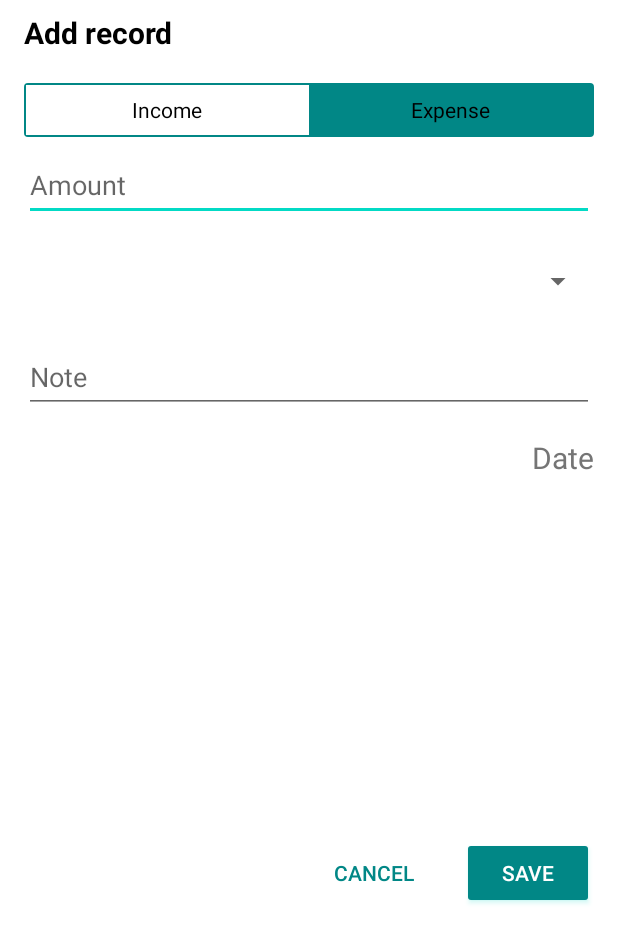
After one commit to PatrikJankuv/Money-Tracker, an Android app: the layout add_record.xml on its own in the app's theme, with its tools: preview values and no code run, on a phone screen of 412 x 824 dp. The commit adds this screen. Shown: the top 943 px of the screen. Run offline under Robolectric (Android 15) with nearby library versions, the light colour scheme and no system bars.

Commit message:
Prepare pop up for creating of records

```diff
--- a/app/build.gradle
+++ b/app/build.gradle
@@ -14,6 +14,7 @@ android {
         versionName "1.0"
 
         testInstrumentationRunner "androidx.test.runner.AndroidJUnitRunner"
+        vectorDrawables.useSupportLibrary = true
     }
 
     buildTypes {
@@ -40,6 +41,8 @@ dependencies {
     implementation 'androidx.lifecycle:lifecycle-viewmodel-ktx:2.4.1'
     implementation 'androidx.navigation:navigation-fragment:2.5.2'
     implementation 'androidx.navigation:navigation-ui:2.5.2'
+    implementation 'androidx.recyclerview:recyclerview:1.1.0'
+    implementation 'com.github.satyan:sugar:1.5'
     testImplementation 'junit:junit:4.13.2'
     androidTestImplementation 'androidx.test.ext:junit:1.1.3'
     androidTestImplementation 'androidx.test.espresso:espresso-core:3.4.0'
--- /dev/null
+++ b/app/src/main/res/drawable/ic_add.xml
@@ -0,0 +1,5 @@
+<vector android:height="24dp" android:tint="#FFFFFF"
+    android:viewportHeight="24" android:viewportWidth="24"
+    android:width="24dp" xmlns:android="http://schemas.android.com/apk/res/android">
+    <path android:fillColor="@android:color/white" android:pathData="M19,13h-6v6h-2v-6H5v-2h6V5h2v6h6v2z"/>
+</vector>
--- /dev/null
+++ b/app/src/main/res/drawable/pink_out_line.xml
@@ -0,0 +1,8 @@
+<shape xmlns:android="http://schemas.android.com/apk/res/android"
+    android:shape="rectangle">
+    <corners android:radius="2dp" />
+    <solid android:color="#80000000" />
+    <stroke
+        android:width="1dp"
+        android:color="@color/primary" />
+</shape>
--- /dev/null
+++ b/app/src/main/res/drawable/toggle_widget_background.xml
@@ -0,0 +1,6 @@
+<?xml version="1.0" encoding="UTF-8" standalone="no"?>
+<selector xmlns:android="http://schemas.android.com/apk/res/android">
+    <item android:drawable="@color/primary" android:state_checked="true" />
+    <item android:drawable="@color/material_dynamic_neutral50" android:state_pressed="true" />
+    <item android:drawable="@color/white" />
+</selector>
--- /dev/null
+++ b/app/src/main/res/layout/add_record.xml
@@ -0,0 +1,159 @@
+<?xml version="1.0" encoding="utf-8"?>
+<androidx.constraintlayout.widget.ConstraintLayout xmlns:android="http://schemas.android.com/apk/res/android"
+    xmlns:app="http://schemas.android.com/apk/res-auto"
+    xmlns:tools="http://schemas.android.com/tools"
+    android:layout_width="match_parent"
+    android:layout_height="match_parent"
+    android:orientation="vertical">
+
+
+    <TextView
+        android:id="@+id/title"
+        android:layout_width="wrap_content"
+        android:layout_height="wrap_content"
+        android:layout_marginStart="16dp"
+        android:layout_marginTop="8dp"
+        android:text="@string/add"
+        android:textColor="#000000"
+        android:textSize="20sp"
+        android:textStyle="bold"
+        app:layout_constraintStart_toStartOf="parent"
+        app:layout_constraintTop_toTopOf="parent" />
+
+    <RadioGroup
+        android:id="@+id/toggle"
+        android:layout_width="match_parent"
+        android:layout_height="36dp"
+        android:layout_marginStart="16dp"
+        android:layout_marginTop="20dp"
+        android:layout_marginEnd="16dp"
+        android:background="@drawable/pink_out_line"
+        android:checkedButton="@+id/offer"
+        android:orientation="horizontal"
+        app:layout_constraintEnd_toEndOf="parent"
+        app:layout_constraintStart_toStartOf="parent"
+        app:layout_constraintTop_toBottomOf="@+id/title">
+
+        <RadioButton
+            android:id="@+id/search"
+            android:layout_width="0dp"
+            android:layout_height="match_parent"
+            android:layout_marginLeft="1dp"
+            android:layout_marginTop="1dp"
+            android:layout_marginBottom="1dp"
+            android:layout_weight="1"
+            android:height="48dp"
+            android:background="@drawable/toggle_widget_background"
+            android:button="@null"
+            android:gravity="center"
+            android:text="@string/income"
+            android:textColor="@color/black" />
+
+        <RadioButton
+            android:id="@+id/offer"
+            android:layout_width="0dp"
+            android:layout_height="match_parent"
+            android:layout_marginTop="1dp"
+            android:layout_marginRight="1dp"
+            android:layout_marginBottom="1dp"
+            android:layout_weight="1"
+            android:height="48dp"
+            android:background="@drawable/toggle_widget_background"
+            android:button="@null"
+            android:gravity="center"
+            android:text="@string/expense"
+            android:textColor="@color/black" />
+    </RadioGroup>
+
+    <EditText
+        android:id="@+id/amount"
+        android:layout_width="match_parent"
+        android:layout_height="wrap_content"
+        android:layout_marginStart="16dp"
+        android:layout_marginTop="8dp"
+        android:layout_marginEnd="16dp"
+        android:ems="10"
+        android:hint="@string/amount"
+        android:inputType="numberDecimal"
+        android:minHeight="48dp"
+        app:layout_constraintEnd_toEndOf="parent"
+        app:layout_constraintHorizontal_bias="0.0"
+        app:layout_constraintStart_toStartOf="parent"
+        app:layout_constraintTop_toBottomOf="@+id/toggle" />
+
+    <Spinner
+        android:id="@+id/categories"
+        android:layout_width="0dp"
+        android:layout_height="wrap_content"
+        android:layout_marginStart="16dp"
+        android:layout_marginTop="16dp"
+        android:layout_marginEnd="16dp"
+        android:contentDescription="@string/caterory"
+        android:minHeight="48dp"
+        app:layout_constraintEnd_toEndOf="parent"
+        app:layout_constraintHorizontal_bias="0.605"
+        app:layout_constraintStart_toStartOf="parent"
+        app:layout_constraintTop_toBottomOf="@+id/amount" />
+
+    <EditText
+        android:id="@+id/note"
+        android:layout_width="match_parent"
+        android:layout_height="wrap_content"
+        android:layout_marginStart="16dp"
+        android:layout_marginTop="16dp"
+        android:layout_marginEnd="16dp"
+        android:hint="@string/note"
+        android:inputType="textPersonName"
+        android:minHeight="48dp"
+        app:layout_constraintEnd_toEndOf="parent"
+        app:layout_constraintStart_toStartOf="parent"
+        app:layout_constraintTop_toBottomOf="@+id/categories" />
+
+    <TextView
+        android:id="@+id/date_picker"
+        android:layout_width="match_parent"
+        android:layout_height="wrap_content"
+        android:layout_marginStart="16dp"
+        android:layout_marginTop="16dp"
+        android:layout_marginEnd="16dp"
+        android:gravity="right"
+        android:hint="@string/date"
+        android:inputType="date"
+        android:minHeight="48dp"
+        android:textColorHint="#757575"
+        android:textSize="20dp"
+        app:layout_constraintEnd_toEndOf="parent"
+        app:layout_constraintStart_toStartOf="parent"
+        app:layout_constraintTop_toBottomOf="@+id/note" />
+
+    <LinearLayout
+        android:layout_width="match_parent"
+        android:layout_height="wrap_content"
+        android:layout_marginStart="16dp"
+        android:layout_marginTop="16dp"
+        android:layout_marginBottom="16dp"
+        android:gravity="right"
+        android:orientation="horizontal"
+        app:layout_constraintBottom_toBottomOf="parent"
+        app:layout_constraintEnd_toEndOf="parent"
+        app:layout_constraintStart_toStartOf="parent"
+        app:layout_constraintTop_toBottomOf="@+id/date_picker">
+
+        <Button
+            android:id="@+id/cancel_button"
+            style="@android:style/Widget.Material.Light.Button.Borderless.Small"
+            android:layout_width="wrap_content"
+            android:layout_height="wrap_content"
+            android:text="@string/cancel" />
+
+        <Button
+            android:id="@+id/save_button"
+            style="@android:style/Widget.DeviceDefault.Button.Colored"
+            android:layout_width="wrap_content"
+            android:layout_height="wrap_content"
+            android:layout_marginStart="16dp"
+            android:layout_marginEnd="16dp"
+            android:text="@string/save" />
+    </LinearLayout>
+
+</androidx.constraintlayout.widget.ConstraintLayout>
--- a/app/src/main/res/values/colors.xml
+++ b/app/src/main/res/values/colors.xml
@@ -4,7 +4,7 @@
     <color name="purple_500">#FF6200EE</color>
     <color name="purple_700">#FF3700B3</color>
     <color name="teal_200">#FF03DAC5</color>
-    <color name="teal_700">#FF018786</color>
+    <color name="primary">#FF018786</color>
     <color name="teal_900">#FF014040</color>
     <color name="black">#FF000000</color>
     <color name="white">#FFFFFFFF</color>
--- a/app/src/main/res/values/strings.xml
+++ b/app/src/main/res/values/strings.xml
@@ -3,4 +3,24 @@
     <string name="title_home">Home</string>
     <string name="title_dashboard">Dashboard</string>
     <string name="title_notifications">Notifications</string>
+    <string name="add">Add record</string>
+    <string name="hello_blank_fragment">Hello blank fragment</string>
+    <string name="income">Income</string>
+    <string name="expense">Expense</string>
+    <string name="amount">Amount</string>
+    <string name="caterory">Caterory</string>
+    <string name="note">Note</string>
+    <string name="date">Date</string>
+    <string name="save">Save</string>
+    <string name="cancel">Cancel</string>
+    <string-array name="category_array">
+        <item>Food and Drinks</item>
+        <item>Shopping</item>
+        <item>Housing</item>
+        <item>Transportation</item>
+        <item>Life and Entertainment</item>
+        <item>Income</item>
+        <item>Investment</item>
+        <item>Other</item>
+    </string-array>
 </resources>
--- a/app/src/main/res/values/themes.xml
+++ b/app/src/main/res/values/themes.xml
@@ -2,12 +2,12 @@
     <!-- Base application theme. -->
     <style name="Theme.MoneyTracker" parent="Theme.MaterialComponents.DayNight.DarkActionBar">
         <!-- Primary brand color. -->
-        <item name="colorPrimary">@color/teal_700</item>
+        <item name="colorPrimary">@color/primary</item>
         <item name="colorPrimaryVariant">@color/teal_900</item>
-        <item name="colorOnPrimary">@color/teal_700</item>
+        <item name="colorOnPrimary">@color/primary</item>
         <!-- Secondary brand color. -->
         <item name="colorSecondary">@color/teal_200</item>
-        <item name="colorSecondaryVariant">@color/teal_700</item>
+        <item name="colorSecondaryVariant">@color/primary</item>
         <item name="colorOnSecondary">@color/black</item>
         <!-- Status bar color. -->
         <item name="android:statusBarColor">?attr/colorPrimaryVariant</item>
```
Also changed, not shown: app/src/main/AndroidManifest.xml (+14 -0 lines), app/src/main/java/fr/isep/moneytracker/model/Record.java (added, +52 -0 lines), app/src/main/java/fr/isep/moneytracker/ui/home/HomeFragment.java (+87 -2 lines), app/src/main/res/layout/fragment_home.xml (+20 -10 lines), app/src/main/res/drawable/icon.png (added).
